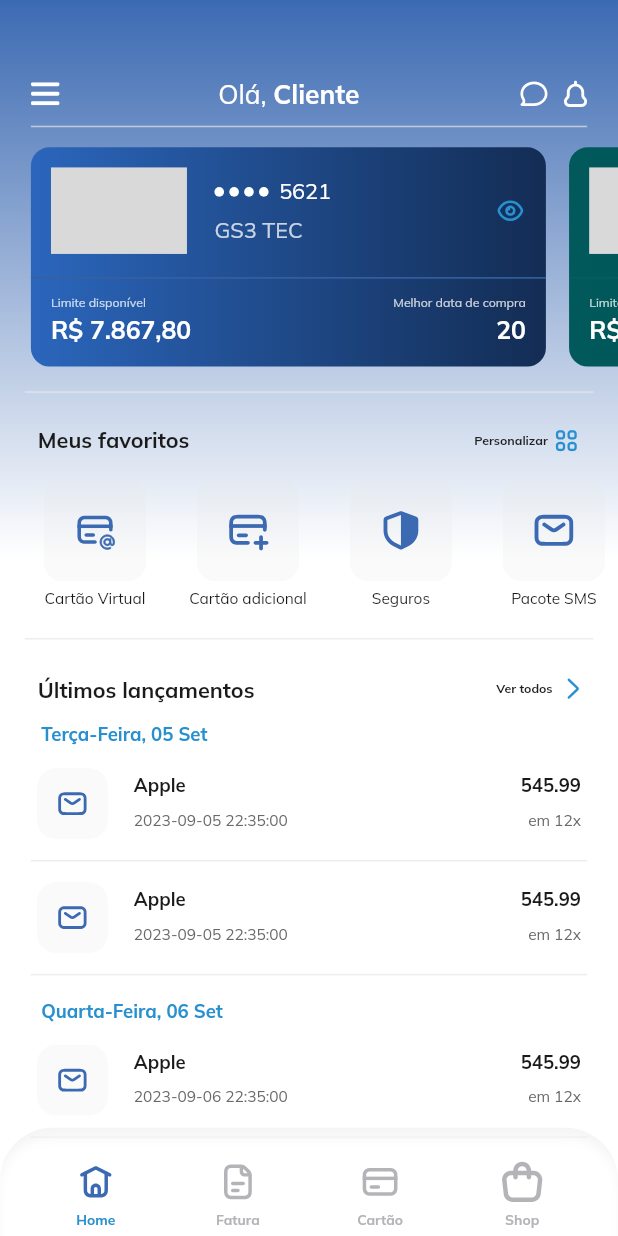
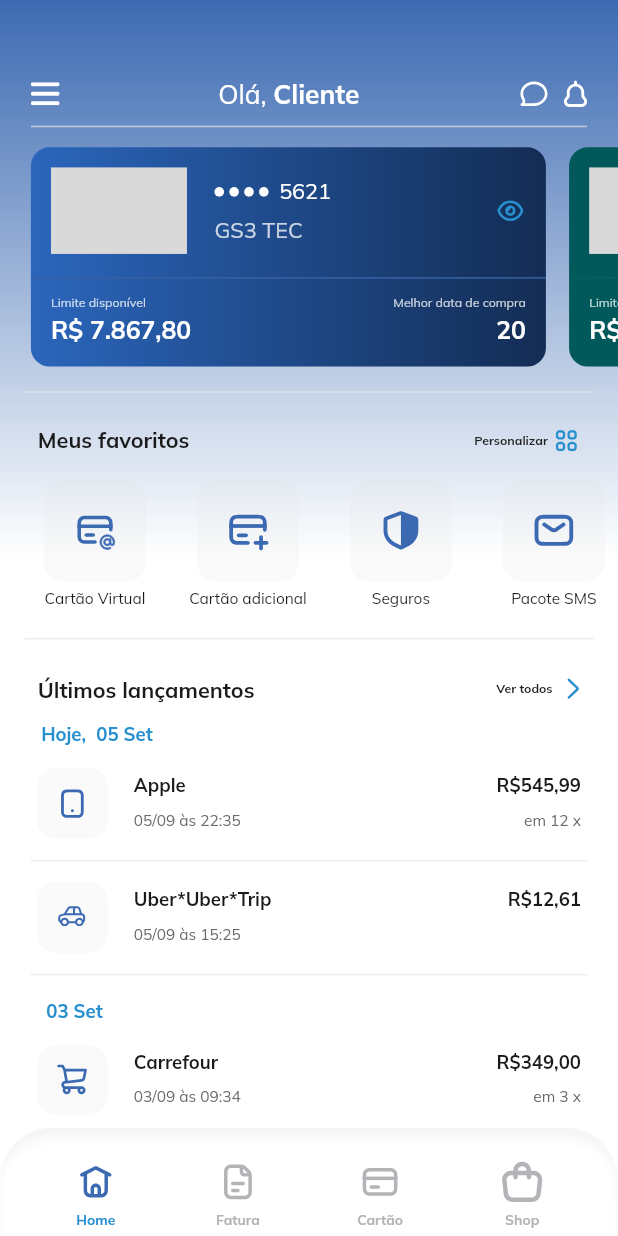
Before and after one commit to Marcoslima016/desafio_gs3, a Flutter app: the screen it shows after launch, on a phone screen of 412 x 824 dp. Run offline on Flutter 3.47's test engine with Material 2 defaults, Android fonts, the phone set to English and light mode, and no system bars; our stand-ins replace flutter_screenutil, flutter_svg, google_fonts.

Commit message:
feat: Ajustes 'Últimos lançamentos'

```diff
--- a/lib/app/modules/home/presentation/widgets/last_transactions/presentation/last_transactions.controller.dart
+++ b/lib/app/modules/home/presentation/widgets/last_transactions/presentation/last_transactions.controller.dart
@@ -6,6 +6,18 @@ class Transaction {
   final TransactionMarketType marketType;
 
   DateTime get dateTimeParse => DateTime.parse(dateTimeTextRFC);
+
+  String get dateTimeDisplay {
+    String day = dateTimeParse.day.toString();
+    if (day.length < 2) day = "0$day";
+    String month = dateTimeParse.month.toString();
+    if (month.length < 2) month = "0$month";
+    String hour = dateTimeParse.hour.toString();
+    if (hour.length < 2) hour = "0$hour";
+    String minute = dateTimeParse.minute.toString();
+    if (minute.length < 2) minute = "0$minute";
+    return '$day/$month às $hour:$minute';
+  }
 
   Transaction({
     required this.title,
@@ -32,32 +44,18 @@ class LastTransactionsController {
       marketType: TransactionMarketType.virtual,
     ),
     Transaction(
-      title: "Apple",
-      dateTimeTextRFC: "2023-09-05 22:35:00",
-      amount: 545.99,
-      installmentAmount: 12,
-      marketType: TransactionMarketType.virtual,
+      title: "Uber*Uber*Trip",
+      dateTimeTextRFC: "2023-09-05 15:25:00",
+      amount: 12.61,
+      installmentAmount: 0,
+      marketType: TransactionMarketType.transport,
     ),
     Transaction(
-      title: "Apple",
-      dateTimeTextRFC: "2023-09-06 22:35:00",
-      amount: 545.99,
-      installmentAmount: 12,
-      marketType: TransactionMarketType.virtual,
-    ),
-    Transaction(
-      title: "Apple",
-      dateTimeTextRFC: "2023-09-06 22:35:00",
-      amount: 545.99,
-      installmentAmount: 12,
-      marketType: TransactionMarketType.virtual,
-    ),
-    Transaction(
-      title: "Apple",
-      dateTimeTextRFC: "2023-09-06 22:35:00",
-      amount: 545.99,
-      installmentAmount: 12,
-      marketType: TransactionMarketType.virtual,
+      title: "Carrefour",
+      dateTimeTextRFC: "2023-09-03 09:34:00",
+      amount: 349,
+      installmentAmount: 3,
+      marketType: TransactionMarketType.superMarket,
     ),
   ];
 }
--- a/lib/app/modules/home/presentation/widgets/last_transactions/presentation/widgets/card_transaction.wiget.dart
+++ b/lib/app/modules/home/presentation/widgets/last_transactions/presentation/widgets/card_transaction.wiget.dart
@@ -69,7 +69,7 @@ class _CardTransactionState extends State<CardTransaction> {
                     //--------------- DATA / HR ---------------
 
                     AText.bodySmall(
-                      transactionItem.dateTimeTextRFC,
+                      transactionItem.dateTimeDisplay,
                       color: const Color(0xff69696B),
                       lineHeight: 1.6,
                     ),
@@ -88,7 +88,7 @@ class _CardTransactionState extends State<CardTransaction> {
               //--------------- VALOR ---------------
 
               AText.headingSmall(
-                widget.transactionItem.amount.toString(),
+                "R\$${Formatter.moneyFormat(widget.transactionItem.amount)}",
                 lineHeight: 1.66,
               ),
 
@@ -107,7 +107,7 @@ class _CardTransactionState extends State<CardTransaction> {
   Widget _buildInstallmentDisplay() {
     if (transactionItem.installmentAmount > 0) {
       return AText.bodySmall(
-        'em ' + transactionItem.installmentAmount.toString() + 'x',
+        'em ${transactionItem.installmentAmount.toString()} x',
         color: const Color(0xff69696B),
         lineHeight: 1.6,
       );
@@ -117,8 +117,17 @@ class _CardTransactionState extends State<CardTransaction> {
   }
 
   Widget _buildIcon() {
+    String iconPath = 'assets/icons/light/sr-cart-trolley-v2.svg';
+
+    if (transactionItem.marketType == TransactionMarketType.superMarket) {
+      iconPath = 'assets/icons/light/sr-cart-trolley-v2.svg';
+    } else if (transactionItem.marketType == TransactionMarketType.transport) {
+      iconPath = 'assets/icons/light/shopping.svg';
+    } else if (transactionItem.marketType == TransactionMarketType.virtual) {
+      iconPath = 'assets/icons/Mobile 01.svg';
+    }
     return SvgPicture.asset(
-      "assets/icons/Mail.svg",
+      iconPath,
       color: AppTheme.colors.primary,
       height: 22.sp,
     );
--- a/lib/app/modules/home/presentation/widgets/last_transactions/presentation/widgets/date_divider.widget.dart
+++ b/lib/app/modules/home/presentation/widgets/last_transactions/presentation/widgets/date_divider.widget.dart
@@ -77,9 +77,10 @@ class DateDivider extends StatelessWidget {
               ],
             );
           } else {
-            return EmptyDateDividerCard(
-              dateText: dividersTexts[index],
-            );
+            return Container();
+            // return EmptyDateDividerCard(
+            //   dateText: dividersTexts[index],
+            // );
           }
         },
       );
--- a/lib/core/utils/date_tools.util.dart
+++ b/lib/core/utils/date_tools.util.dart
@@ -4,11 +4,20 @@ class DateTools {
   String presentationTextWeekDayNumberDayAndMonthText(DateTime dateTime) {
     String weekDayText = _getWeekDayByIndex(dateTime.weekday);
 
+    String prefix = "";
+    DateTime fakeToday = DateTime(2023, 09, 05);
+    final daysfromNow = _daysBetween(fakeToday, dateTime);
+    if (daysfromNow == 0) {
+      prefix = "Hoje, ";
+    } else if (daysfromNow == 1) {
+      prefix = "Amanhã, ";
+    }
+
     String dayText = dateTime.day.toString().length > 1 ? dateTime.day.toString() : "0" + dateTime.day.toString();
 
     String monthText = _getMonthByIndex(dateTime.month);
 
-    String result = weekDayText + ", " + dayText + " " + monthText;
+    String result = '$prefix $dayText $monthText';
 
     return result;
   }
@@ -60,4 +69,10 @@ class DateTools {
     }
     return "-";
   }
+
+  int _daysBetween(DateTime from, DateTime to) {
+    from = DateTime(from.year, from.month, from.day);
+    to = DateTime(to.year, to.month, to.day);
+    return (to.difference(from).inHours / 24).round();
+  }
 }
```
Also changed, not shown: assets/icons/Mobile 01.svg (added), assets/icons/light/shopping.svg (added), assets/icons/light/sr-cart-trolley-v2.svg (added).
